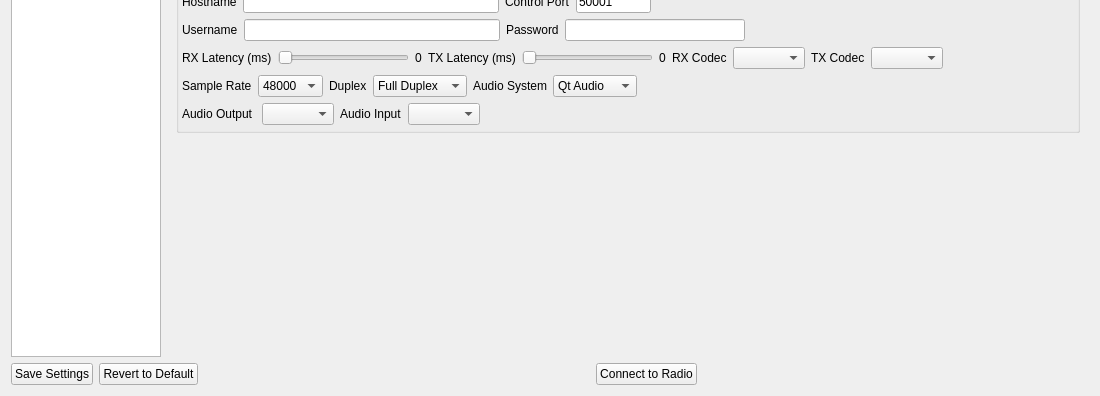
First picture: the form in settingswidget.ui, repository adecarolis/wfweb, before the edit; both pictures show x 0 to 1100 and y 210 to 606 of the 1100 by 606 pixel window.
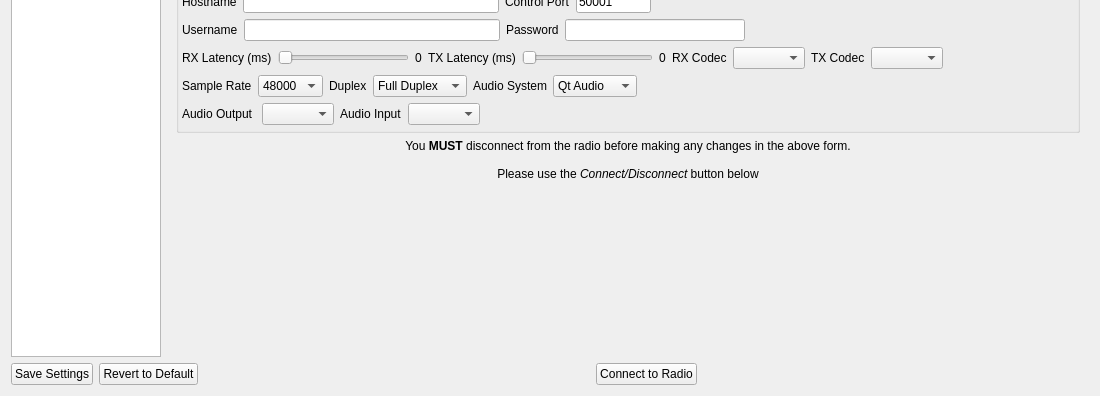
Second picture: the form after the edit. Custom widgets are drawn as their Qt base class.

Commit message: Bit of tidying prior to release

The edit to the form file:
```diff
--- a/settingswidget.ui
+++ b/settingswidget.ui
@@ -745,6 +745,19 @@
            </item>
           </layout>
          </item>
+         <item>
+          <widget class="QLabel" name="label_21">
+           <property name="text">
+            <string>&lt;html&gt;&lt;head/&gt;&lt;body&gt;&lt;p&gt;You &lt;span style=&quot; font-weight:700;&quot;&gt;MUST&lt;/span&gt; disconnect from the radio before making any changes in the above form.&lt;br/&gt;&lt;br/&gt;Please use the &lt;span style=&quot; font-style:italic;&quot;&gt;Connect/Disconnect &lt;/span&gt;button below&lt;/p&gt;&lt;/body&gt;&lt;/html&gt;</string>
+           </property>
+           <property name="alignment">
+            <set>Qt::AlignmentFlag::AlignCenter</set>
+           </property>
+          </widget>
+         </item>
+         <item>
+          <layout class="QVBoxLayout" name="verticalLayout_3"/>
+         </item>
          <item>
           <spacer name="verticalSpacer">
            <property name="orientation">
```
The commit also changes 2 other files.
